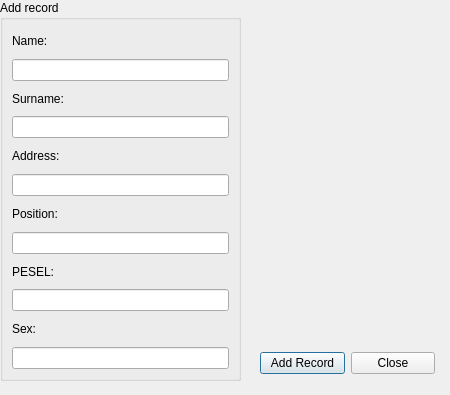
First picture: the form in app/addrecordform.ui, repository Aleksiiej/university-db-2, before the edit.
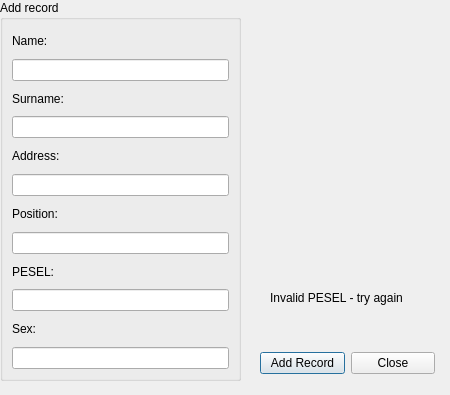
Second picture: the form after the edit.

```diff
--- a/app/addrecordform.ui
+++ b/app/addrecordform.ui
@@ -118,6 +118,19 @@
     </item>
    </layout>
   </widget>
+  <widget class="QLabel" name="label_invalidpesel">
+   <property name="geometry">
+    <rect>
+     <x>270</x>
+     <y>290</y>
+     <width>161</width>
+     <height>16</height>
+    </rect>
+   </property>
+   <property name="text">
+    <string>Invalid PESEL - try again</string>
+   </property>
+  </widget>
  </widget>
  <resources/>
  <connections/>
```
